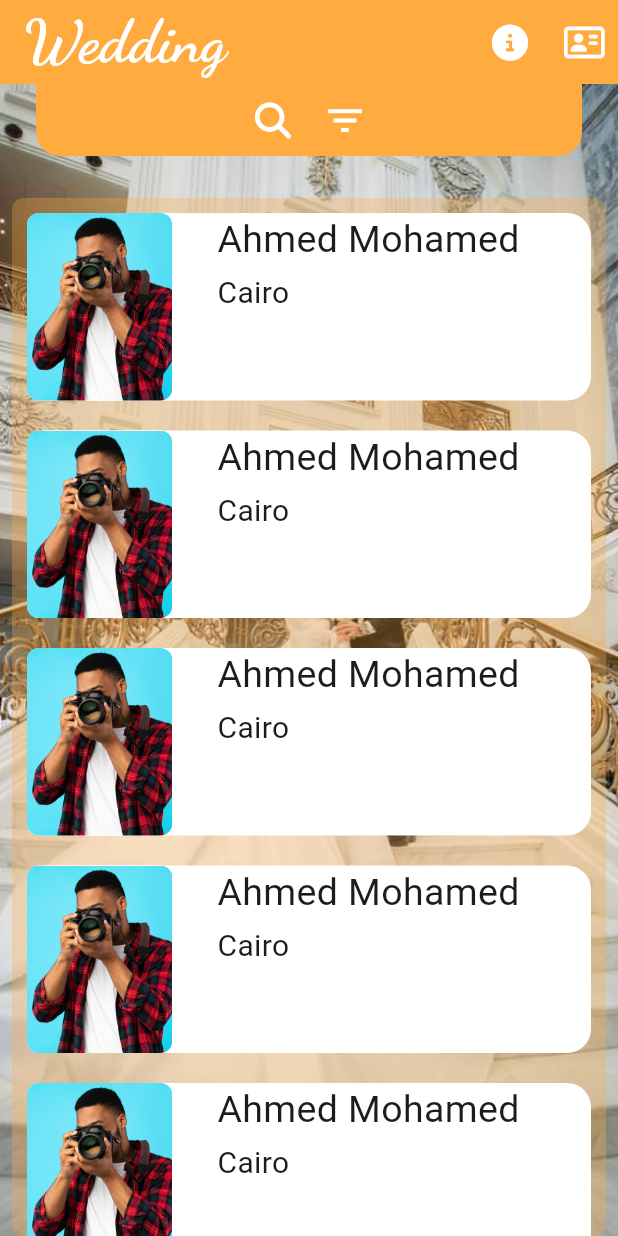
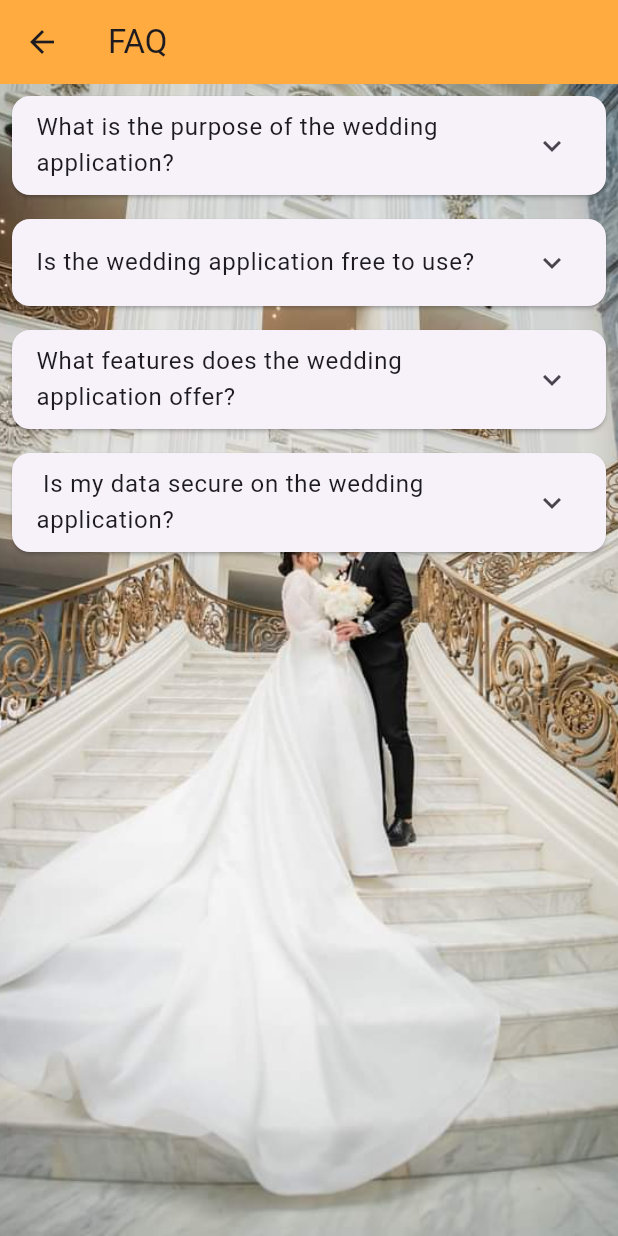
Before and after one commit to A7medabdelaty/Wedding-App, a Flutter app: the UserHomePage screen opened by its route, after a tap on an icon or button, on a phone screen of 412 x 824 dp. Run offline on Flutter 3.47's test engine with Material 3 defaults, Android fonts, the phone set to English and light mode, and no system bars; our stand-ins replace awesome_dialog, chewie, flutter_credit_card, flutter_form_builder, font_awesome_flutter, go_router and 2 more.

Commit message:
finishing ui

```diff
--- a/lib/core/utils/app_router.dart
+++ b/lib/core/utils/app_router.dart
@@ -5,14 +5,16 @@ import 'package:wedding/features/auth/signup/presentation/views/signup_provider_
 import 'package:wedding/features/auth/signup/presentation/views/signup_uset_page.dart';
 import 'package:wedding/features/home/presentation/views/provider_home/provider_home_page.dart';
 import 'package:wedding/features/home/presentation/views/provider_home/video_dispaly_page.dart';
-import 'package:wedding/features/home/presentation/views/user_home/payment_page.dart';
-import 'package:wedding/features/home/presentation/views/user_home/user_home_page.dart';
-import 'package:wedding/features/home/presentation/views/user_home/user_to_provider_details_page.dart';
-import 'package:wedding/features/home/presentation/views/user_home/calendar_reservation.dart';
+import 'package:wedding/features/home/presentation/views/user_home/pages/about_us_page.dart';
+import 'package:wedding/features/home/presentation/views/user_home/pages/contact_us_page.dart';
 import 'package:wedding/features/home/presentation/views/user_home/widgets/maxmize_image.dart';
 
 import '../../features/auth/login/presentation/views/login_page.dart';
 import '../../features/auth/signup/presentation/views/signup_provider_page2.dart';
+import '../../features/home/presentation/views/user_home/pages/calendar_reservation.dart';
+import '../../features/home/presentation/views/user_home/pages/payment_page.dart';
+import '../../features/home/presentation/views/user_home/pages/user_home_page.dart';
+import '../../features/home/presentation/views/user_home/pages/user_to_provider_details_page.dart';
 import '../../features/splash/presentation/views/splash_page.dart';
 
 abstract class AppRouter {
@@ -29,7 +31,8 @@ abstract class AppRouter {
   static const KVideoDisplayPage = "/displayVideoPage";
   static const KReservationPage = "/reservationPage";
   static const KpaymentPage = "/paymentPage";
-
+static const KAboutUs = '/aboutUsPage';
+  static const kContactUs = "/contactUsPage";
 
   static final router = GoRouter(routes: [
     GoRoute(
@@ -90,5 +93,13 @@ abstract class AppRouter {
       path: KpaymentPage,
       builder: (context, state) =>  const PaymentPage(),
     ),
+    GoRoute(
+      path: KAboutUs,
+      builder: (context, state) =>   FAQPage(),
+    ),
+    GoRoute(
+      path: kContactUs,
+      builder: (context, state) =>   ContactUsPage(),
+    ),
   ]);
 }
--- /dev/null
+++ b/lib/features/home/presentation/views/user_home/pages/about_us_page.dart
@@ -0,0 +1,41 @@
+import 'package:flutter/material.dart';
+import 'package:wedding/features/home/presentation/views/user_home/widgets/faq_item.dart';
+
+class FAQPage extends StatelessWidget {
+  @override
+  Widget build(BuildContext context) {
+    return Scaffold(
+      appBar: AppBar(
+        title: const Text('FAQ'),
+        backgroundColor: Colors.orangeAccent,
+      ),
+      body: ListView(
+        children: const <Widget>[
+          FAQItem(
+            question: 'What is the purpose of the wedding application?',
+            answer:
+            'The wedding application is designed to assist couples in planning and organizing their wedding events. It provides various features to streamline the planning process, manage guest lists, share event details, and capture memorable moments.'
+                ,
+          ),
+          FAQItem(
+            question: 'Is the wedding application free to use?',
+            answer:
+            'Yes, the basic version of the wedding application is free to use. However, there may be premium features or upgrades available for purchase within the app.',
+          ),
+          FAQItem(
+              question: "What features does the wedding application offer?",
+              answer: "The wedding application offers a range of features, including:"
+                  "\n. Guest list management"
+                  "\n. Photo and video sharing"
+          ),
+          FAQItem(
+            question: ' Is my data secure on the wedding application?',
+            answer:
+            ' Yes, we prioritize the security and privacy of your data. The wedding application employs encryption and follows industry-standard security measures to ensure the confidentiality of your wedding-related information.',
+          ),
+          // Add more FAQ items as needed
+        ],
+      ),
+    );
+  }
+}
--- /dev/null
+++ b/lib/features/home/presentation/views/user_home/pages/user_home_page.dart
@@ -0,0 +1,55 @@
+import 'package:flutter/material.dart';
+import 'package:font_awesome_flutter/font_awesome_flutter.dart';
+import 'package:go_router/go_router.dart';
+import 'package:wedding/features/home/presentation/views/user_home/widgets/custom_app_bar.dart';
+import 'package:wedding/features/home/presentation/views/user_home/widgets/provider_list_view.dart';
+
+import '../../../../../../core/utils/app_router.dart';
+import '../../../../../../core/utils/assets.dart';
+
+
+class UserHomePage extends StatelessWidget {
+  const UserHomePage({super.key});
+
+  @override
+  Widget build(BuildContext context) {
+    return  Scaffold(
+      appBar: AppBar(
+        backgroundColor: Colors.orangeAccent,
+        title:  const Text("Wedding" , style: TextStyle(
+            fontSize: 40,
+            fontWeight: FontWeight.bold,
+            fontFamily: AssetsData.Dancing,
+          color: Colors.white
+
+        ),
+        ),
+        actions:  [
+          IconButton(
+              icon: const Icon(FontAwesomeIcons.circleInfo, color: Colors.white,
+              ),
+            onPressed: (){
+                GoRouter.of(context).push(AppRouter.KAboutUs);
+            },
+          ),
+          IconButton(
+              icon: const Icon(FontAwesomeIcons.contactCard,color: Colors.white,
+              ),
+            onPressed: (){
+                GoRouter.of(context).push(AppRouter.kContactUs);
+            },
+          ),
+        ],
+      ),
+      body: const Column(
+        children: [
+          CustomAppBar(),
+          SizedBox(height: 18,),
+          Expanded(
+              child: ProviderListView(),
+          ),
+        ],
+      ),
+    );
+  }
+}
--- a/lib/features/home/presentation/views/user_home/user_home_page.dart
+++ /dev/null
@@ -1,52 +0,0 @@
-import 'package:flutter/material.dart';
-import 'package:font_awesome_flutter/font_awesome_flutter.dart';
-import 'package:wedding/features/home/presentation/views/user_home/widgets/custom_app_bar.dart';
-import 'package:wedding/features/home/presentation/views/user_home/widgets/provider_list_view.dart';
-
-import '../../../../../core/utils/assets.dart';
-
-class UserHomePage extends StatelessWidget {
-  const UserHomePage({super.key});
-
-  @override
-  Widget build(BuildContext context) {
-    return  Scaffold(
-      appBar: AppBar(
-        backgroundColor: Colors.orangeAccent,
-        title:  const Text("Wedding" , style: TextStyle(
-            fontSize: 40,
-            fontWeight: FontWeight.bold,
-            fontFamily: AssetsData.Dancing,
-          color: Colors.white
-
-        ),
-        ),
-        actions:  [
-          IconButton(
-              icon: const Icon(FontAwesomeIcons.circleInfo, color: Colors.white,
-              ),
-            onPressed: (){
-
-            },
-          ),
-          IconButton(
-              icon: const Icon(FontAwesomeIcons.contactCard,color: Colors.white,
-              ),
-            onPressed: (){
-
-            },
-          ),
-        ],
-      ),
-      body: const Column(
-        children: [
-          CustomAppBar(),
-          SizedBox(height: 18,),
-          Expanded(
-              child: ProviderListView(),
-          ),
-        ],
-      ),
-    );
-  }
-}
--- /dev/null
+++ b/lib/features/home/presentation/views/user_home/widgets/faq_item.dart
@@ -0,0 +1,40 @@
+import 'package:flutter/material.dart';
+
+class FAQItem extends StatefulWidget {
+  final String question;
+  final String answer;
+
+  const FAQItem({
+    Key? key,
+    required this.question,
+    required this.answer,
+  }) : super(key: key);
+
+  @override
+  _FAQItemState createState() => _FAQItemState();
+}
+
+class _FAQItemState extends State<FAQItem> {
+  bool _isExpanded = false;
+
+  @override
+  Widget build(BuildContext context) {
+    return Card(
+      margin: const EdgeInsets.all(8.0),
+      child: ExpansionTile(
+        title: Text(widget.question),
+        onExpansionChanged: (bool expanded) {
+          setState(() {
+            _isExpanded = expanded;
+          });
+        },
+        children: <Widget>[
+          Padding(
+            padding: const EdgeInsets.all(16.0),
+            child: Text(widget.answer),
+          ),
+        ],
+      ),
+    );
+  }
+}
```
Also changed, not shown: lib/features/home/presentation/views/user_home/pages/contact_us_page.dart (added, +88 -0 lines), lib/features/home/presentation/views/user_home/pages/payment_page.dart (added, +152 -0 lines), lib/features/home/presentation/views/user_home/payment_page.dart (deleted, +0 -152 lines), lib/features/home/presentation/views/user_home/pages/calendar_reservation.dart (renamed from lib/features/home/presentation/views/user_home/calendar_reservation.dart), lib/features/home/presentation/views/user_home/pages/user_to_provider_details_page.dart (renamed from lib/features/home/presentation/views/user_home/user_to_provider_details_page.dart), 2 other files.
